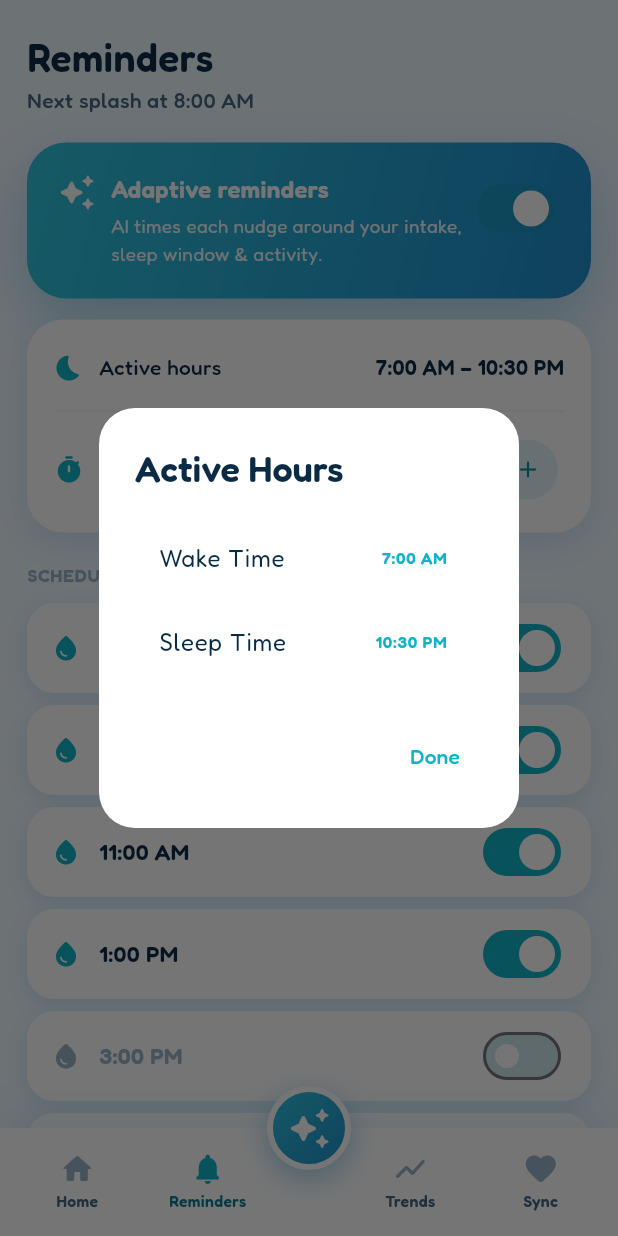
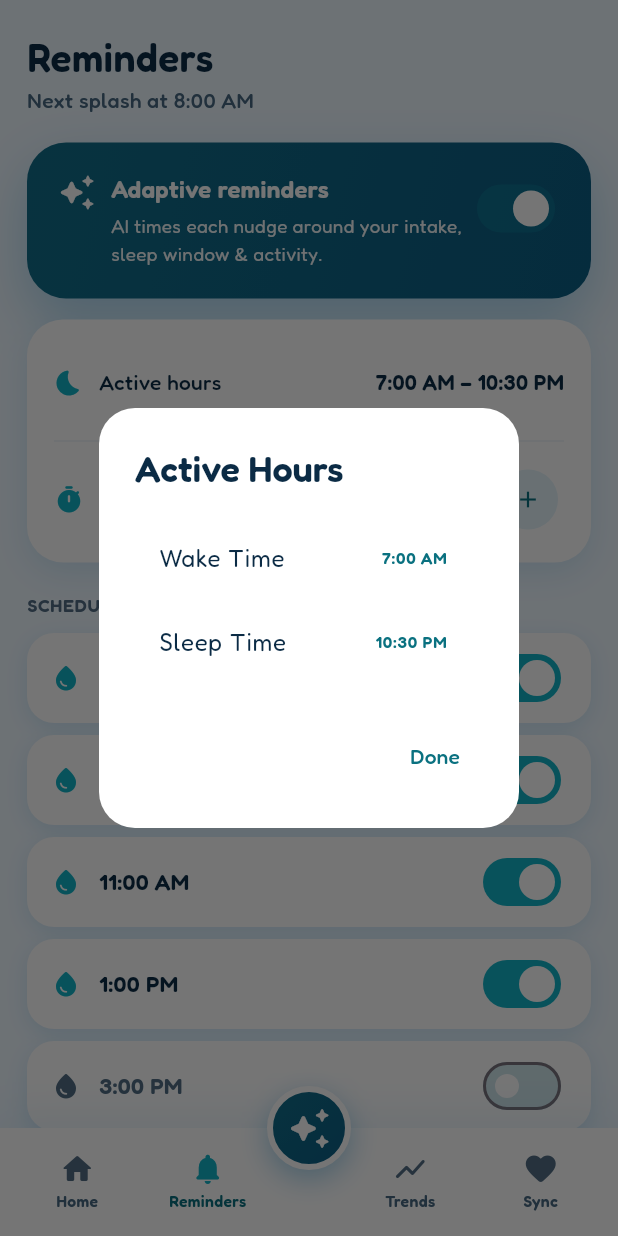
Before and after one commit to Shir0o/wave, a Flutter app: the screen it shows after launch, item 2 of the bottom bar chosen, after a tap on "Active hours", on a phone screen of 412 x 824 dp. Run offline on Flutter 3.47's test engine with Material 3 defaults, Android fonts, the phone set to English and light mode, and no system bars; our stand-ins replace google_fonts, shared_preferences; missing offline and left inert: health.

Commit message:
fix(ui): enforce WCAG AA contrast tokens and 48dp tap targets

```diff
--- a/lib/main.dart
+++ b/lib/main.dart
@@ -161,8 +161,8 @@ class MainNavigationWrapper extends StatelessWidget {
           decoration: BoxDecoration(
             shape: BoxShape.circle,
             border: Border.all(color: theme.surface, width: 4),
-            gradient: const LinearGradient(
-              colors: [Color(0xFF2FC4DC), Color(0xFF1F8FD0)],
+            gradient: LinearGradient(
+              colors: [theme.brandGradStart, theme.brandGradEnd],
               begin: Alignment.topLeft,
               end: Alignment.bottomRight,
             ),
@@ -264,11 +264,7 @@ class MainNavigationWrapper extends StatelessWidget {
   }) {
     final bool isSelected = state.currentScreen == screenName;
     final iconColor = isSelected ? theme.accent : theme.text3;
-    final textColor = isSelected
-        ? (state.isDarkTheme ? theme.accent : const Color(0xFF0D7E8F))
-        : (state.isDarkTheme
-              ? const Color(0xFF9DB6C8)
-              : const Color(0xFF476982));
+    final textColor = isSelected ? theme.accent2 : theme.text2;
 
     return Material(
       color: Colors.transparent,
--- a/lib/screens/home_screen.dart
+++ b/lib/screens/home_screen.dart
@@ -296,8 +296,8 @@ class _HomeScreenState extends State<HomeScreen> {
                   // Smart Log Banner
                   Container(
                     decoration: BoxDecoration(
-                      gradient: const LinearGradient(
-                        colors: [Color(0xFF2FC4DC), Color(0xFF1F8FD0)],
+                      gradient: LinearGradient(
+                        colors: [theme.brandGradStart, theme.brandGradEnd],
                       ),
                       borderRadius: BorderRadius.circular(24),
                       boxShadow: [
@@ -340,7 +340,7 @@ class _HomeScreenState extends State<HomeScreen> {
                                       style: GoogleFonts.fredoka(
                                         fontSize: 12.5,
                                         fontWeight: FontWeight.w400,
-                                        color: Colors.white.withOpacity(0.9),
+                                        color: Colors.white.withOpacity(0.95),
                                       ),
                                     ),
                                   ],
--- a/lib/screens/reminders_screen.dart
+++ b/lib/screens/reminders_screen.dart
@@ -51,8 +51,8 @@ class RemindersScreen extends StatelessWidget {
               Container(
                 padding: const EdgeInsets.all(20.0),
                 decoration: BoxDecoration(
-                  gradient: const LinearGradient(
-                    colors: [Color(0xFF2FC4DC), Color(0xFF1F8FD0)],
+                  gradient: LinearGradient(
+                    colors: [theme.brandGradStart, theme.brandGradEnd],
                     begin: Alignment.topLeft,
                     end: Alignment.bottomRight,
                   ),
@@ -91,7 +91,7 @@ class RemindersScreen extends StatelessWidget {
                             'AI times each nudge around your intake, sleep window & activity.',
                             style: GoogleFonts.fredoka(
                               fontSize: 12.5,
-                              color: Colors.white.withOpacity(0.92),
+                              color: Colors.white.withOpacity(0.95),
                               fontWeight: FontWeight.w400,
                               height: 1.5,
                             ),
@@ -134,8 +134,8 @@ class RemindersScreen extends StatelessWidget {
                       onTap: () =>
                           _showActiveHoursPicker(context, state, theme),
                       borderRadius: BorderRadius.circular(12),
-                      child: Padding(
-                        padding: const EdgeInsets.symmetric(vertical: 4.0),
+                      child: ConstrainedBox(
+                        constraints: const BoxConstraints(minHeight: 48),
                         child: Row(
                           mainAxisAlignment: MainAxisAlignment.spaceBetween,
                           children: [
@@ -343,7 +343,7 @@ class RemindersScreen extends StatelessWidget {
                 trailing: Text(
                   state.wakeTime,
                   style: GoogleFonts.fredoka(
-                    color: theme.accent,
+                    color: theme.accent2,
                     fontWeight: FontWeight.w600,
                   ),
                 ),
@@ -366,7 +366,7 @@ class RemindersScreen extends StatelessWidget {
                 trailing: Text(
                   state.sleepTime,
                   style: GoogleFonts.fredoka(
-                    color: theme.accent,
+                    color: theme.accent2,
                     fontWeight: FontWeight.w600,
                   ),
                 ),
@@ -388,7 +388,7 @@ class RemindersScreen extends StatelessWidget {
               onPressed: () => Navigator.of(context).pop(),
               child: Text(
                 'Done',
-                style: GoogleFonts.fredoka(color: theme.accent),
+                style: GoogleFonts.fredoka(color: theme.accent2),
               ),
             ),
           ],
--- a/lib/screens/smart_log_screen.dart
+++ b/lib/screens/smart_log_screen.dart
@@ -153,7 +153,7 @@ class _SmartLogScreenState extends State<SmartLogScreen>
                           icon: Icon(Icons.mic_rounded, color: theme.accent2),
                           style: IconButton.styleFrom(
                             backgroundColor: theme.surfaceSoft,
-                            fixedSize: const Size(46, 46),
+                            fixedSize: const Size(48, 48),
                           ),
                         ),
                         const SizedBox(width: 10),
@@ -166,7 +166,7 @@ class _SmartLogScreenState extends State<SmartLogScreen>
                           ),
                           style: IconButton.styleFrom(
                             backgroundColor: theme.surfaceSoft,
-                            fixedSize: const Size(46, 46),
+                            fixedSize: const Size(48, 48),
                           ),
                         ),
                         const Spacer(),
@@ -174,12 +174,15 @@ class _SmartLogScreenState extends State<SmartLogScreen>
                         GestureDetector(
                           onTap: () => state.setAiText(_controller.text),
                           child: Container(
-                            width: 46,
-                            height: 46,
-                            decoration: const BoxDecoration(
+                            width: 48,
+                            height: 48,
+                            decoration: BoxDecoration(
                               shape: BoxShape.circle,
                               gradient: LinearGradient(
-                                colors: [Color(0xFF2FC4DC), Color(0xFF1F8FD0)],
+                                colors: [
+                                  theme.brandGradStart,
+                                  theme.brandGradEnd,
+                                ],
                               ),
                             ),
                             child: const Icon(
@@ -241,6 +244,8 @@ class _SmartLogScreenState extends State<SmartLogScreen>
                       state.setAiText(label);
                     },
                     borderRadius: BorderRadius.circular(22),
+                    child: ConstrainedBox(
+                      constraints: const BoxConstraints(minHeight: 48),
                       child: Container(
                         padding: const EdgeInsets.symmetric(
                           horizontal: 15,
@@ -257,12 +262,17 @@ class _SmartLogScreenState extends State<SmartLogScreen>
                             ),
                           ],
                         ),
+                        child: Center(
+                          widthFactor: 1,
+                          heightFactor: 1,
                           child: Text(
                             label,
                             style: GoogleFonts.fredoka(
                               fontSize: 13,
                               fontWeight: FontWeight.w500,
                               color: theme.accent2,
+                            ),
+                          ),
                         ),
                       ),
                     ),
@@ -457,10 +467,10 @@ class _SmartLogScreenState extends State<SmartLogScreen>
                                   ),
                               child: Ink(
                                 decoration: BoxDecoration(
-                                  gradient: const LinearGradient(
+                                  gradient: LinearGradient(
                                     colors: [
-                                      Color(0xFF2FC4DC),
-                                      Color(0xFF1F8FD0),
+                                      theme.brandGradStart,
+                                      theme.brandGradEnd,
                                     ],
                                   ),
                                   borderRadius: BorderRadius.circular(20),
@@ -583,6 +593,8 @@ class _SmartLogScreenState extends State<SmartLogScreen>
               return InkWell(
                 onTap: () => state.repeatOne(entry),
                 borderRadius: BorderRadius.circular(20),
+                child: ConstrainedBox(
+                  constraints: const BoxConstraints(minHeight: 48),
                   child: Container(
                     padding: const EdgeInsets.symmetric(
                       horizontal: 13,
@@ -623,6 +635,7 @@ class _SmartLogScreenState extends State<SmartLogScreen>
                       ],
                     ),
                   ),
+                ),
               );
             }).toList(),
           ),
--- a/lib/screens/sync_screen.dart
+++ b/lib/screens/sync_screen.dart
@@ -16,8 +16,8 @@ class SyncScreen extends StatelessWidget {
 
     // Health Connect Card Colors
     final connCardBg = state.healthConnectConnected
-        ? const [Color(0xFF2FC4DC), Color(0xFF1F8FD0)]
-        : [theme.text3, theme.text2];
+        ? [theme.brandGradStart, theme.brandGradEnd]
+        : [theme.gradMutedStart, theme.gradMutedEnd];
     final connLabel = state.healthConnectConnected
         ? 'Connected & syncing'
         : 'Not connected';
@@ -97,7 +97,7 @@ class SyncScreen extends StatelessWidget {
                                     connLabel,
                                     style: GoogleFonts.fredoka(
                                       fontSize: 13,
-                                      color: Colors.white.withOpacity(0.9),
+                                      color: Colors.white.withOpacity(0.95),
                                       fontWeight: FontWeight.w400,
                                     ),
                                   ),
@@ -125,7 +125,7 @@ class SyncScreen extends StatelessWidget {
                             'Last sync · ${state.lastSyncStr}',
                             style: GoogleFonts.fredoka(
                               fontSize: 13,
-                              color: Colors.white.withOpacity(0.9),
+                              color: Colors.white.withOpacity(0.95),
                               fontWeight: FontWeight.w400,
                             ),
                           ),
@@ -136,9 +136,9 @@ class SyncScreen extends StatelessWidget {
                             icon: const Icon(Icons.sync_rounded, size: 17),
                             label: const Text('Sync now'),
                             style: ElevatedButton.styleFrom(
-                              backgroundColor: Colors.white,
+                              backgroundColor: theme.surface,
                               foregroundColor: state.healthConnectConnected
-                                  ? const Color(0xFF1F8FD0)
+                                  ? theme.accent2
                                   : theme.text3,
                               elevation: 0,
                               padding: const EdgeInsets.symmetric(
@@ -255,9 +255,6 @@ class SyncScreen extends StatelessWidget {
                   final app = state.otherApps[index];
                   final bool isConnected = app['connected'] == true;
                   final statusText = isConnected ? 'Connected' : 'Connect';
-                  final statusColor = isConnected
-                      ? theme.accent2
-                      : theme.accent;
 
                   return Container(
                     decoration: BoxDecoration(
@@ -298,7 +295,7 @@ class SyncScreen extends StatelessWidget {
                                 style: GoogleFonts.fredoka(
                                   fontSize: 13,
                                   fontWeight: FontWeight.w600,
-                                  color: statusColor,
+                                  color: theme.accent2,
                                 ),
                               ),
                             ],
@@ -385,7 +382,7 @@ class SyncScreen extends StatelessWidget {
                 Navigator.of(context).pop();
               },
               style: ElevatedButton.styleFrom(
-                backgroundColor: theme.accent,
+                backgroundColor: theme.accentDeep,
                 shape: RoundedRectangleBorder(
                   borderRadius: BorderRadius.circular(16),
                 ),
--- a/lib/screens/trends_screen.dart
+++ b/lib/screens/trends_screen.dart
@@ -53,8 +53,8 @@ class TrendsScreen extends StatelessWidget {
                     child: Container(
                       padding: const EdgeInsets.all(16.0),
                       decoration: BoxDecoration(
-                        gradient: const LinearGradient(
-                          colors: [Color(0xFF2FC4DC), Color(0xFF1F8FD0)],
+                        gradient: LinearGradient(
+                          colors: [theme.brandGradStart, theme.brandGradEnd],
                           begin: Alignment.topLeft,
                           end: Alignment.bottomRight,
                         ),
@@ -83,7 +83,7 @@ class TrendsScreen extends StatelessWidget {
                                 style: GoogleFonts.fredoka(
                                   fontSize: 12,
                                   fontWeight: FontWeight.w500,
-                                  color: Colors.white.withOpacity(0.9),
+                                  color: Colors.white.withOpacity(0.95),
                                 ),
                               ),
                             ],
@@ -106,7 +106,7 @@ class TrendsScreen extends StatelessWidget {
                                 style: GoogleFonts.fredoka(
                                   fontSize: 15,
                                   fontWeight: FontWeight.w600,
-                                  color: Colors.white.withOpacity(0.85),
+                                  color: Colors.white.withOpacity(0.95),
                                 ),
                               ),
                             ],
@@ -254,7 +254,9 @@ class TrendsScreen extends StatelessWidget {
                                   style: GoogleFonts.fredoka(
                                     fontSize: 11,
                                     fontWeight: FontWeight.w600,
-                                    color: isToday ? theme.accent : theme.text3,
+                                    color: isToday
+                                        ? theme.accent2
+                                        : theme.text3,
                                   ),
                                 ),
                               ],
--- a/lib/theme/app_theme.dart
+++ b/lib/theme/app_theme.dart
@@ -12,6 +12,11 @@ class AppThemeColors {
   final Color text3;
   final Color accent;
   final Color accent2;
+  final Color accentDeep;
+  final Color brandGradStart;
+  final Color brandGradEnd;
+  final Color gradMutedStart;
+  final Color gradMutedEnd;
   final Color divider;
   final Color divider2;
   final Color onWave;
@@ -38,6 +43,11 @@ class AppThemeColors {
     required this.text3,
     required this.accent,
     required this.accent2,
+    required this.accentDeep,
+    required this.brandGradStart,
+    required this.brandGradEnd,
+    required this.gradMutedStart,
+    required this.gradMutedEnd,
     required this.divider,
     required this.divider2,
     required this.onWave,
@@ -62,9 +72,18 @@ class AppThemeColors {
     surfaceTint: const Color(0xFFF0F9FD),
     text: const Color(0xFF0B2B45),
     text2: const Color(0xFF476982),
-    text3: const Color(0xFF9BB4C8),
+    // >= 4.5:1 on bg, surface, surfaceSoft and surfaceTint for small labels.
+    text3: const Color(0xFF526E85),
     accent: const Color(0xFF12B3C7),
-    accent2: const Color(0xFF0D94A6),
+    // Text-safe accent: >= 5:1 on white, surfaceSoft and the nav bar.
+    accent2: const Color(0xFF0A7180),
+    // Accent fill that always carries white text (>= 5.7:1).
+    accentDeep: const Color(0xFF0A7180),
+    // Brand gradient stops: white text stays >= 5.8:1 across the ramp.
+    brandGradStart: const Color(0xFF116E8A),
+    brandGradEnd: const Color(0xFF0B5F86),
+    gradMutedStart: const Color(0xFF526E85),
+    gradMutedEnd: const Color(0xFF476982),
     divider: const Color(0xFFEEF4F8),
     divider2: const Color(0xFFF0F6FA),
     onWave: const Color(0xFF0B2B45),
@@ -89,9 +108,15 @@ class AppThemeColors {
     surfaceTint: const Color(0xFF172A3B),
     text: const Color(0xFFE8F3FB),
     text2: const Color(0xFF9DB6C8),
-    text3: const Color(0xFF6A8298),
+    // >= 4.9:1 on every dark surface, including surfaceSoft.
+    text3: const Color(0xFF8AA3B8),
     accent: const Color(0xFF3FD0E6),
     accent2: const Color(0xFF4CC8DB),
+    accentDeep: const Color(0xFF0A7180),
+    brandGradStart: const Color(0xFF116E8A),
+    brandGradEnd: const Color(0xFF0B5F86),
+    gradMutedStart: const Color(0xFF2B4459),
+    gradMutedEnd: const Color(0xFF1C3446),
     divider: const Color(0xFF1F3346),
     divider2: const Color(0xFF1B2E40),
     onWave: const Color(0xFFEAF6FF),
```
Also changed, not shown: lib/screens/onboarding_screen.dart (+4 -4 lines), 1 other file. Lines whose indentation alone changed are shown as unchanged.
